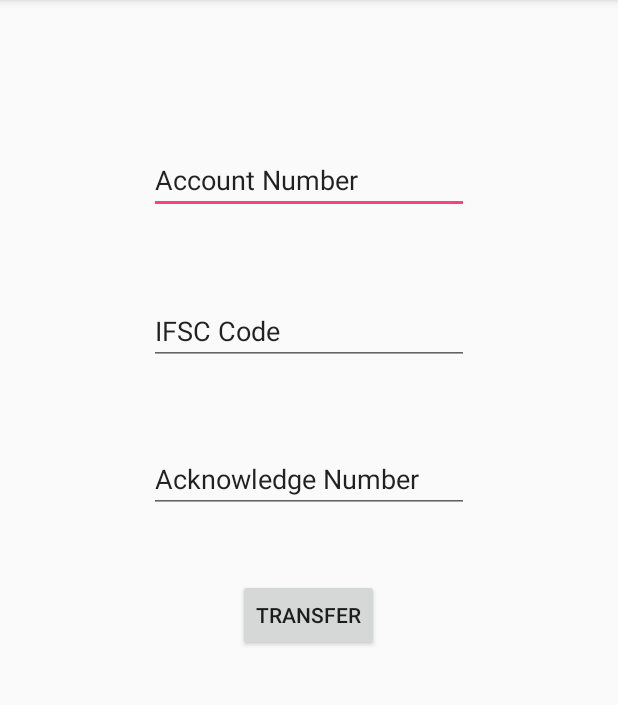
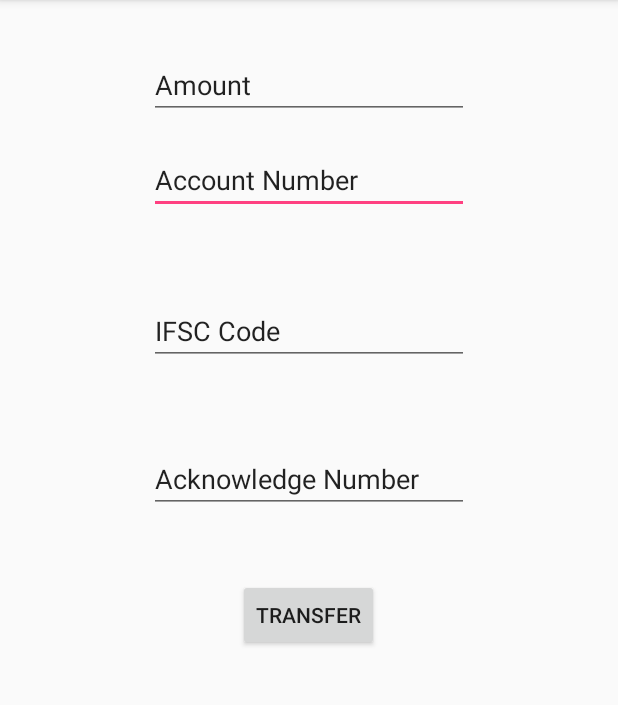
Before and after one commit to arun120/Android-DTMFGenerator, an Android app: the Payment screen opened directly, with no data from a screen before it, after a tap on "TRANSFER", on a phone screen of 412 x 824 dp, the part 84-789 px from its top. Run offline under Robolectric (Android 15) with nearby library versions, the phone set to English and light mode, and no system bars.

Commit message:
Amount Update

```diff
--- a/app/src/main/java/com/b2b/home/axisclient/Encoder.java
+++ b/app/src/main/java/com/b2b/home/axisclient/Encoder.java
@@ -6,7 +6,7 @@ package com.b2b.home.axisclient;
 
 public class Encoder {
 
-    public static  String encode(String num,String IFSC,String ack){
-        return num+"*"+IFSC+"*"+ack;
+    public static  String encode(String amt,String num,String IFSC,String ack){
+        return amt+"*"+num+"*"+IFSC+"*"+ack;
     }
 }
--- a/app/src/main/java/com/b2b/home/axisclient/Payment.java
+++ b/app/src/main/java/com/b2b/home/axisclient/Payment.java
@@ -24,6 +24,7 @@ public class Payment extends AppCompatActivity {
         final EditText accNum = (EditText) findViewById(R.id.accNum);
         final EditText IFSC = (EditText) findViewById(R.id.IFSC);
         final EditText ack = (EditText) findViewById(R.id.ack);
+        final EditText amt= (EditText) findViewById(R.id.amount);
 
         transfer.setOnClickListener(new View.OnClickListener() {
             @Override
@@ -31,9 +32,10 @@ public class Payment extends AppCompatActivity {
                 String accNumber = accNum.getText().toString();
                 String IFSCCode = IFSC.getText().toString();
                 String acknowledgement = ack.getText().toString();
+                String amount=amt.getText().toString();
 
-                Intent intent = new Intent(Intent.ACTION_CALL, Uri.parse("tel:" +"1500,"+Encoder.encode(accNumber,IFSCCode,acknowledgement)));
-               // Intent intent = new Intent(Intent.ACTION_CALL, Uri.parse("tel:" +"04422730897,"+"123456789*123456789*123456789"));
+                Intent intent = new Intent(Intent.ACTION_CALL, Uri.parse("tel:" +"1500,"+Encoder.encode(amount,accNumber,IFSCCode,acknowledgement)));
+               // Intent intent = new Intent(Intent.ACTION_CALL, Uri.parse("tel:" +"04422730897,"+"500*123456789*123456789*123456789"));
 
                 if (ActivityCompat.checkSelfPermission(Payment.this, Manifest.permission.CALL_PHONE) != PackageManager.PERMISSION_GRANTED) {
                     // TODO: Consider calling
--- a/app/src/main/res/layout/activity_payment.xml
+++ b/app/src/main/res/layout/activity_payment.xml
@@ -53,4 +53,16 @@
         android:layout_centerHorizontal="true"
         android:layout_marginTop="44dp"
         android:id="@+id/transfer" />
+
+    <EditText
+        android:layout_width="wrap_content"
+        android:layout_height="wrap_content"
+        android:inputType="textPersonName"
+        android:text="Amount"
+        android:ems="10"
+        android:layout_alignParentTop="true"
+        android:layout_alignLeft="@+id/accNum"
+        android:layout_alignStart="@+id/accNum"
+        android:layout_marginTop="18dp"
+        android:id="@+id/amount" />
 </RelativeLayout>
```
